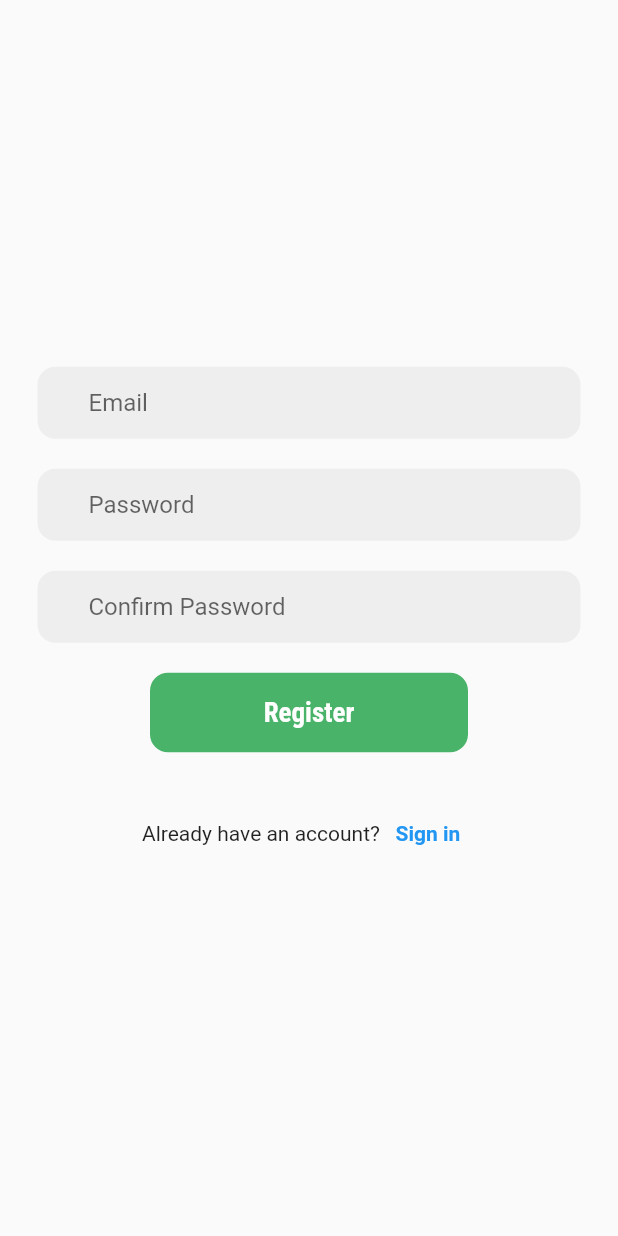
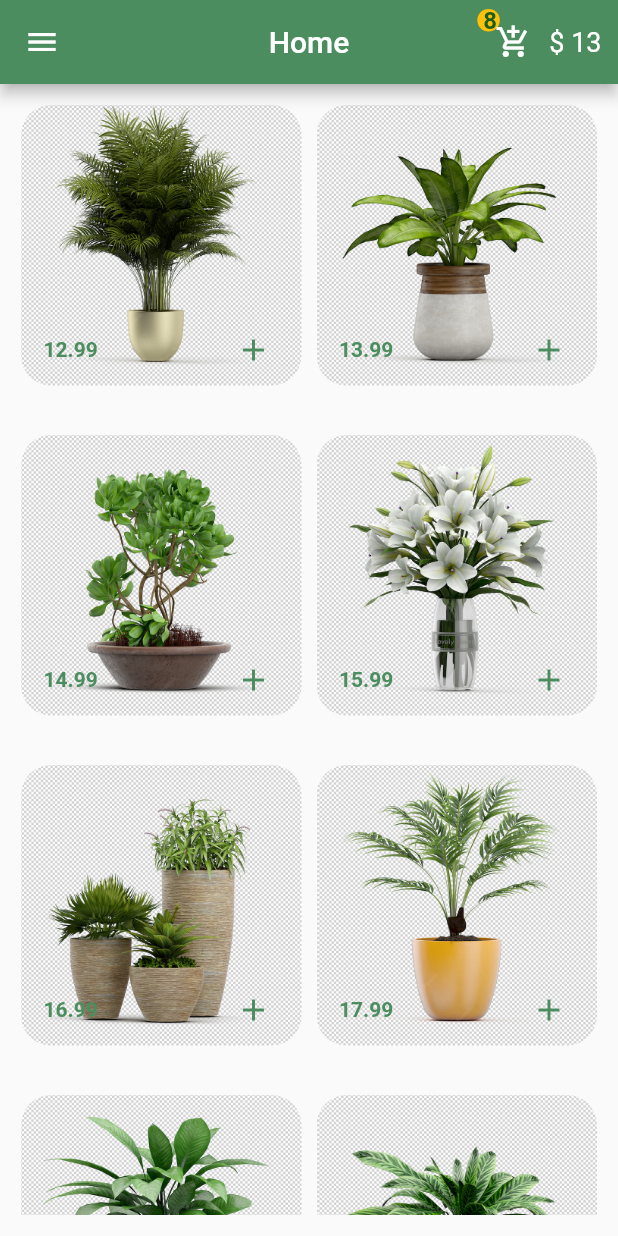
Before and after one commit to Scorpion645/ecommerceapp, a Flutter app: the screen it shows after launch, on a phone screen of 412 x 824 dp. Run offline on Flutter 3.47's test engine with Material 2 defaults, Android fonts, the phone set to English and light mode, and no system bars; our stand-ins replace google_fonts; missing offline and left inert: dart:ffi.

Commit message:
after home screen

```diff
--- /dev/null
+++ b/lib/data/data.dart
@@ -0,0 +1,19 @@
+import 'dart:ffi';
+
+class Plant {
+  final String imageUrl;
+  final double price;
+
+  Plant({required this.imageUrl, required this.price});
+}
+
+List plants = [
+  Plant(imageUrl: 'assets/1.webp', price: 12.99),
+  Plant(imageUrl: 'assets/2.webp', price: 13.99),
+  Plant(imageUrl: 'assets/3.webp', price: 14.99),
+  Plant(imageUrl: 'assets/4.webp', price: 15.99),
+  Plant(imageUrl: 'assets/5.webp', price: 16.99),
+  Plant(imageUrl: 'assets/6.webp', price: 17.99),
+  Plant(imageUrl: 'assets/7.webp', price: 18.99),
+  Plant(imageUrl: 'assets/8.webp', price: 19.99),
+];
--- a/lib/main.dart
+++ b/lib/main.dart
@@ -1,3 +1,4 @@
+import 'package:ecommerceapp/screens/home_screen.dart';
 import 'package:ecommerceapp/screens/login_screen.dart';
 import 'package:ecommerceapp/screens/register_screen.dart';
 import 'package:flutter/material.dart';
@@ -13,7 +14,7 @@ class MyApp extends StatelessWidget {
   @override
   Widget build(BuildContext context) {
     return MaterialApp(
-      home: RegisterScreen(),
+      home: HomeScreen(),
     );
   }
 }
--- /dev/null
+++ b/lib/screens/details_screen.dart
@@ -0,0 +1,10 @@
+import 'package:flutter/material.dart';
+
+class DetailsScreen extends StatelessWidget {
+  const DetailsScreen ({super.key});
+
+  @override
+  Widget build(BuildContext context) {
+    return Scaffold();
+  }
+}
--- /dev/null
+++ b/lib/screens/home_screen.dart
@@ -0,0 +1,154 @@
+// ignore_for_file: prefer_const_constructors
+
+import 'package:ecommerceapp/constants/colors.dart';
+import 'package:ecommerceapp/data/data.dart';
+import 'package:ecommerceapp/screens/details_screen.dart';
+import 'package:flutter/material.dart';
+
+class HomeScreen extends StatelessWidget {
+  const HomeScreen({super.key});
+
+  @override
+  Widget build(BuildContext context) {
+    return Scaffold(
+      drawer: Drawer(
+        child: Column(
+          mainAxisAlignment: MainAxisAlignment.spaceBetween,
+          children: [
+            Column(
+              // ignore: prefer_const_literals_to_create_immutables
+              children: [
+                UserAccountsDrawerHeader(
+                    currentAccountPicture: CircleAvatar(
+                      foregroundImage: AssetImage('assets/me1.PNG'),
+                    ),
+                    decoration: BoxDecoration(
+                        image: DecorationImage(
+                            image: AssetImage(
+                              'assets/download2.jpg',
+                            ),
+                            fit: BoxFit.cover)),
+                    accountName: Text(
+                      'Mohamed Abdelnaby MD.',
+                      style: TextStyle(
+                          color: AppBarGreen,
+                          fontWeight: FontWeight.bold,
+                          fontSize: 16),
+                    ),
+                    accountEmail: Text('Scorpion645@Gmail.com',
+                        style: TextStyle(
+                            color: AppBarGreen,
+                            fontWeight: FontWeight.bold,
+                            fontSize: 14))),
+                ListTile(
+                  leading: Icon(Icons.home),
+                  title: Text('Home'),
+                ),
+                ListTile(
+                  leading: Icon(Icons.shopping_cart),
+                  title: Text('My products'),
+                ),
+                ListTile(
+                  leading: Icon(Icons.question_mark),
+                  title: Text('About'),
+                ),
+                ListTile(
+                  leading: Icon(Icons.logout),
+                  title: Text('Log out'),
+                ),
+                Container(
+                    padding: EdgeInsets.symmetric(horizontal: 40),
+                    child: Divider(
+                      color: BTNGreen,
+                      thickness: 1,
+                    )),
+              ],
+            ),
+            Container(
+                margin: EdgeInsets.only(bottom: 10),
+                child: Text('Developed by Mohamed Abdelnaby © 2022'))
+          ],
+        ),
+      ),
+      appBar: AppBar(
+        centerTitle: true,
+        backgroundColor: AppBarGreen,
+        title: Text('Home'),
+        actions: [
+          Row(
+            children: [
+              Stack(children: [
+                Positioned(
+                  bottom: 25,
+                  child: Container(
+                    child: Padding(
+                      padding: const EdgeInsets.all(4.0),
+                      child: Text(
+                        '8',
+                        style: TextStyle(
+                            color: Colors.green[900],
+                            fontWeight: FontWeight.bold,
+                            fontSize: 16),
+                      ),
+                    ),
+                    width: 15,
+                    decoration: BoxDecoration(
+                        shape: BoxShape.circle, color: Colors.amber),
+                  ),
+                ),
+                IconButton(
+                    onPressed: () {}, icon: Icon(Icons.add_shopping_cart))
+              ]),
+              Padding(
+                padding: const EdgeInsets.only(right: 11.0),
+                child: Text(
+                  '\$ 13',
+                  style: TextStyle(fontSize: 18),
+                ),
+              ),
+            ],
+          ),
+        ],
+      ),
+      body: Padding(
+        padding: const EdgeInsets.all(14.0),
+        child: GridView.builder(
+            itemCount: plants.length,
+            gridDelegate: SliverGridDelegateWithFixedCrossAxisCount(
+              crossAxisCount: 2,
+              crossAxisSpacing: 10,
+              mainAxisSpacing: 33,
+            ),
+            itemBuilder: ((context, index) {
+              return GestureDetector(
+                onTap: () {
+                  Navigator.push(context, MaterialPageRoute(builder: (context) => DetailsScreen()));
+                },
+                child: GridTile(
+                  footer: GridTileBar(
+                    leading: Text(
+                      '  ${plants[index].price}',
+                      style: TextStyle(
+                        color: AppBarGreen,
+                        fontWeight: FontWeight.bold,
+                      ),
+                    ),
+                    title: Text(""),
+                    trailing: IconButton(
+                        onPressed: () {},
+                        icon: Icon(
+                          Icons.add,
+                          color: AppBarGreen,
+                        )),
+                  ),
+                  child: ClipRRect(
+                      borderRadius: BorderRadius.circular(20),
+                      child: Image.asset(plants[index].imageUrl,
+                          fit: BoxFit.cover)),
+                ),
+              );
+            })),
+      ),
+    );
+  }
+}
--- a/lib/screens/register_screen.dart
+++ b/lib/screens/register_screen.dart
@@ -59,11 +59,11 @@ class RegisterScreen extends StatelessWidget {
                                       EdgeInsets.symmetric(horizontal: 20)))))),
             ),
 
-             SizedBox(
+            SizedBox(
               height: 20,
             ),
 
-               //  Confirm password
+            //  Confirm password
             Container(
               child: Padding(
                   padding: const EdgeInsets.symmetric(horizontal: 25),
@@ -103,8 +103,7 @@ class RegisterScreen extends StatelessWidget {
                                   fontSize: 18))))),
             ),
 
-            SizedBox(
-              height: 30),
+            SizedBox(height: 30),
 
             // Signup text
             Container(
@@ -114,7 +113,10 @@ class RegisterScreen extends StatelessWidget {
                   Text('Already have an account?'),
                   TextButton(
                       onPressed: () {
-                        Navigator.push(context, MaterialPageRoute(builder: (context) => LoginScreen()));
+                        Navigator.push(
+                            context,
+                            MaterialPageRoute(
+                                builder: (context) => RegisterScreen()));
                       },
                       child: Text(
                         'Sign in',
```
